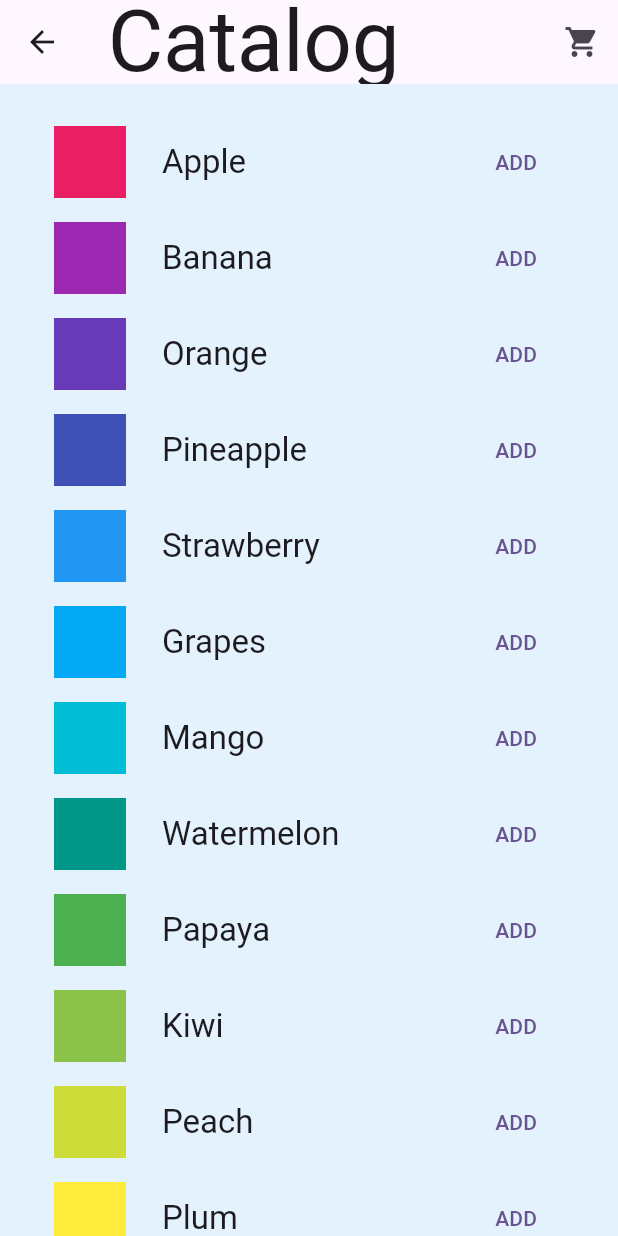
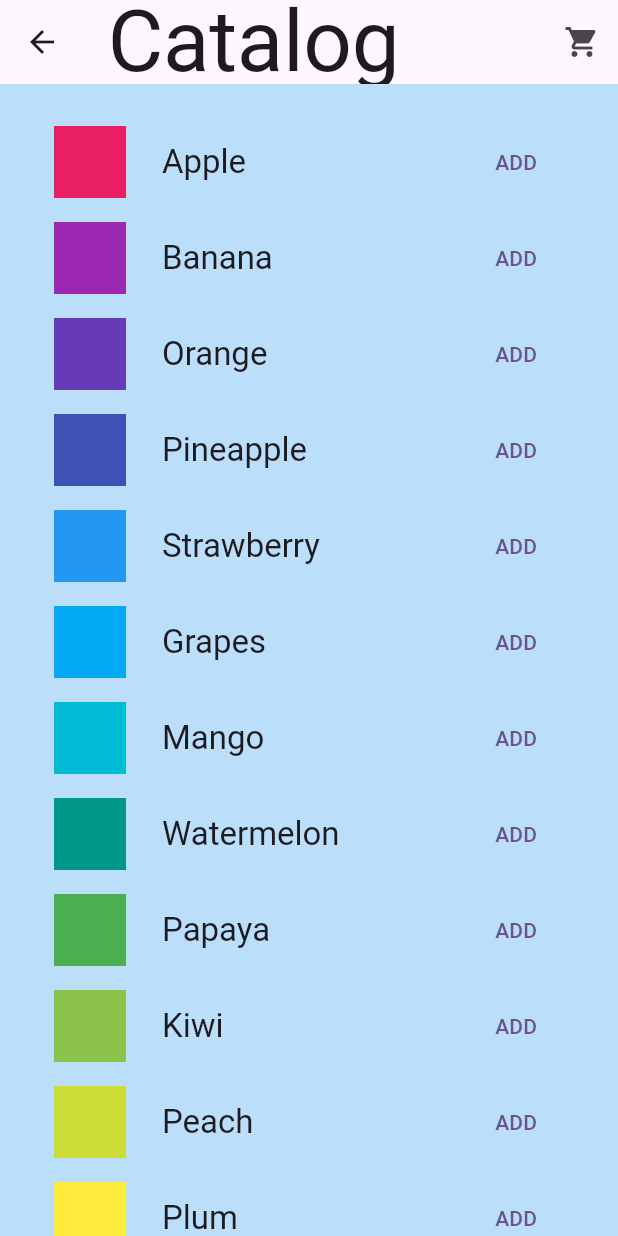
Before and after one commit to hasan-alalash/training_example, a Flutter app: the MyCatalog screen opened directly, on a phone screen of 412 x 824 dp. Run offline on Flutter 3.47's test engine with Material 3 defaults, Android fonts, the phone set to English and light mode, and no system bars.

Commit message:
change catalog background color to blue 100

```diff
--- a/lib/screens/catalog.dart
+++ b/lib/screens/catalog.dart
@@ -17,7 +17,7 @@ class MyCatalog extends StatelessWidget {
   Widget build(BuildContext context) {
     /// ToDo build list view of _MyListItem items
     return Scaffold(
-      backgroundColor: Colors.blue[50],
+      backgroundColor: Colors.blue[100],
       appBar: _MyAppBar(),
       body: ListView.builder(
           padding: EdgeInsets.all(20),
```
